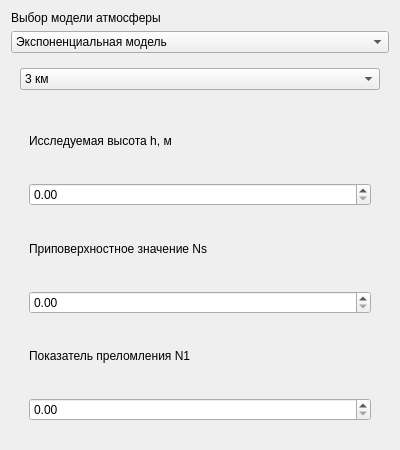
Before: the Qt Designer form gui/atmosphereselection.ui in St0rm-Petrel/Troposphere-refraction-2026, drawn with Qt 5.
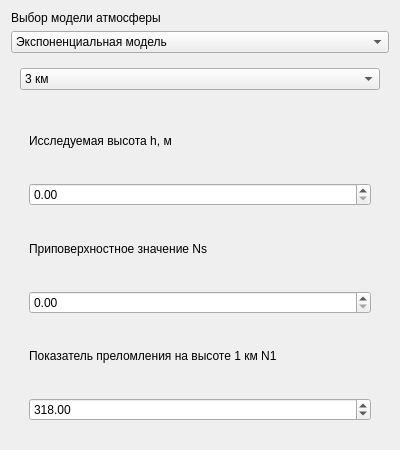
After: the same form once the commit is applied. The open tabs and pages were chosen to show the change.

What changed in the file:
```diff
--- a/gui/atmosphereselection.ui
+++ b/gui/atmosphereselection.ui
@@ -113,15 +113,18 @@
              <item>
               <widget class="QLabel" name="label_6">
                <property name="text">
-                <string>Показатель преломления N1</string>
+                <string>Показатель преломления на высоте 1 км N1</string>
                </property>
               </widget>
              </item>
              <item>
-              <widget class="QDoubleSpinBox" name="N1_exp_input">
+              <widget class="QDoubleSpinBox" name="N1_exp_input_6">
                <property name="maximum">
                 <double>1000.000000000000000</double>
                </property>
+               <property name="value">
+                <double>318.000000000000000</double>
+               </property>
               </widget>
              </item>
             </layout>
@@ -218,7 +221,7 @@
               </widget>
              </item>
              <item>
-              <widget class="QDoubleSpinBox" name="N1_exp_input_6">
+              <widget class="QDoubleSpinBox" name="N1_exp_input_15">
                <property name="maximum">
                 <double>1000.000000000000000</double>
                </property>
```
Left out of the diff: 72 changed lines with no effect on the pictures.
